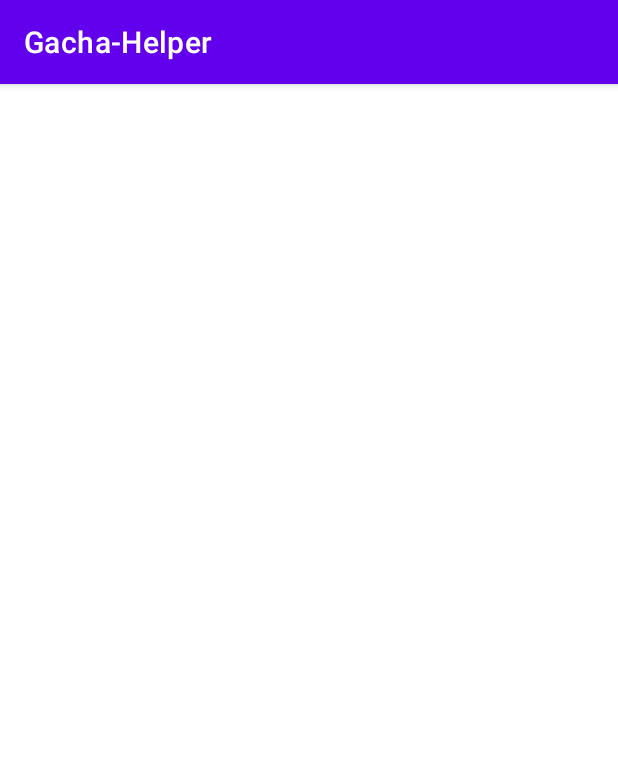
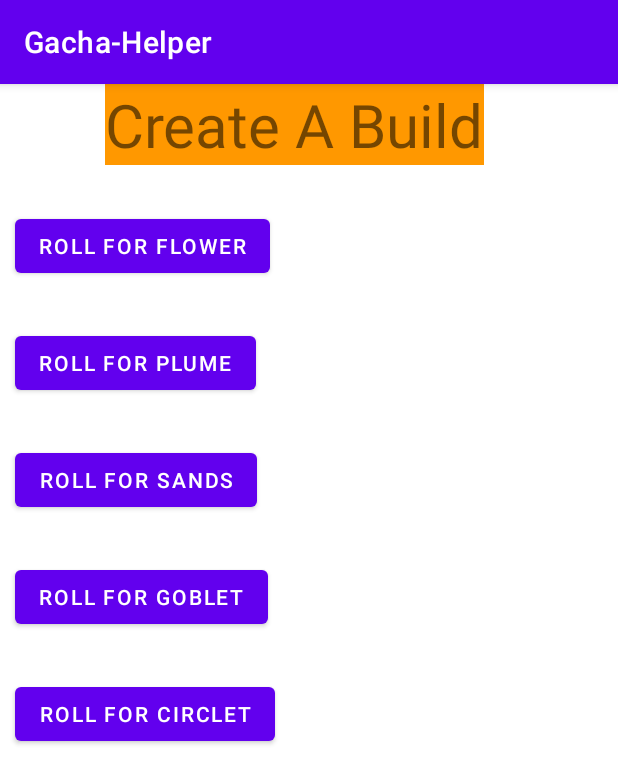
Before and after one commit to c-edh/gacha-helper, an Android app: the Build screen opened directly, with no data from a screen before it, on a phone screen of 412 x 824 dp. Shown: the top 784 px of the screen. Run offline under Robolectric (Android 15) with nearby library versions, the phone set to English and light mode, and no system bars; our stand-ins replace Firebase (no records; nobody signed in at launch, a user with empty details on screens opened directly).

Commit message:
new Build UI
added new Build UI

```diff
--- a/app/src/main/java/edu/csustan/cs3810/gacha_helper/Menu.java
+++ b/app/src/main/java/edu/csustan/cs3810/gacha_helper/Menu.java
@@ -2,6 +2,8 @@ package edu.csustan.cs3810.gacha_helper;
 
 import androidx.appcompat.app.AppCompatActivity;
 
+import android.content.Intent;
+import android.os.Build;
 import android.os.Bundle;
 import android.view.View;
 
@@ -34,7 +36,8 @@ public class Menu extends AppCompatActivity {
     }
 
     public void goToCreateABuild(View view){ // if user presses Create a Build Button
-
+        Intent intent = new Intent(this, Build.class);
+        this.startActivity(intent);
 
     }
 
--- a/app/src/main/res/layout/activity_build.xml
+++ b/app/src/main/res/layout/activity_build.xml
@@ -1,6 +1,112 @@
 <?xml version="1.0" encoding="utf-8"?>
-<LinearLayout xmlns:android="http://schemas.android.com/apk/res/android"
+<RelativeLayout xmlns:android="http://schemas.android.com/apk/res/android"
+    xmlns:app="http://schemas.android.com/apk/res-auto"
+    xmlns:tools="http://schemas.android.com/tools"
     android:layout_width="match_parent"
-    android:layout_height="match_parent">
+    android:layout_height="match_parent"
+    android:layout_centerHorizontal="false"
+    android:layout_centerVertical="false">
 
-</LinearLayout>
+    <TextView
+        android:id="@+id/lblTitle"
+        android:layout_width="wrap_content"
+        android:layout_height="wrap_content"
+        android:layout_marginStart="70dp"
+        android:layout_marginLeft="70dp"
+        android:background="#FF9800"
+        android:gravity="center"
+        android:text="Create A Build"
+        android:textSize="40sp" />
+
+    <Button
+        android:id="@+id/btnFlower"
+        android:layout_width="wrap_content"
+        android:layout_height="wrap_content"
+        android:layout_below="@id/lblTitle"
+        android:layout_marginStart="10dp"
+        android:layout_marginLeft="10dp"
+        android:layout_marginTop="30dp"
+        android:text="Roll for Flower" />
+
+    <TextView
+        android:id="@+id/lblFP"
+        android:layout_width="wrap_content"
+        android:layout_height="wrap_content"
+        android:layout_alignBaseline="@id/btnFlower"
+        android:layout_marginStart="20dp"
+        android:layout_marginLeft="20dp"
+        android:layout_toRightOf="@id/btnFlower" />
+
+    <TextView
+        android:id="@+id/lblPl"
+        android:layout_width="wrap_content"
+        android:layout_height="wrap_content"
+        android:layout_alignBaseline="@id/btnPlume"
+        android:layout_marginStart="20dp"
+        android:layout_marginLeft="20dp"
+        android:layout_toRightOf="@id/btnPlume" />
+
+    <Button
+        android:id="@+id/btnPlume"
+        android:layout_width="wrap_content"
+        android:layout_height="wrap_content"
+        android:layout_below="@id/btnFlower"
+        android:layout_alignLeft="@id/btnFlower"
+        android:layout_marginTop="30dp"
+        android:text="Roll for Plume" />
+
+    <Button
+        android:id="@+id/btnSands"
+        android:layout_width="wrap_content"
+        android:layout_height="wrap_content"
+        android:layout_below="@id/btnPlume"
+        android:layout_alignLeft="@id/btnFlower"
+        android:layout_marginTop="30dp"
+        android:layout_marginEnd="20dp"
+        android:layout_marginRight="20dp"
+        android:text="Roll for Sands" />
+
+    <TextView
+        android:id="@+id/lblSands"
+        android:layout_width="wrap_content"
+        android:layout_height="wrap_content"
+        android:layout_alignBaseline="@id/btnSands"
+        android:layout_toRightOf="@id/btnSands" />
+
+    <Button
+        android:id="@+id/btnGoblet"
+        android:layout_width="wrap_content"
+        android:layout_height="wrap_content"
+        android:layout_below="@id/btnSands"
+        android:layout_alignLeft="@id/btnFlower"
+        android:layout_marginTop="30dp"
+        android:layout_marginEnd="20dp"
+        android:layout_marginRight="20dp"
+        android:text="Roll for Goblet" />
+
+    <TextView
+        android:id="@+id/lblGoblet"
+        android:layout_width="wrap_content"
+        android:layout_height="wrap_content"
+        android:layout_alignBaseline="@id/btnGoblet"
+        android:layout_toRightOf="@id/btnGoblet" />
+
+    <Button
+        android:id="@+id/btnCirclet"
+        android:layout_width="wrap_content"
+        android:layout_height="wrap_content"
+        android:layout_below="@id/btnGoblet"
+        android:layout_alignLeft="@id/btnFlower"
+        android:layout_marginTop="30dp"
+        android:layout_marginEnd="20dp"
+        android:layout_marginRight="20dp"
+        android:text="Roll for Circlet" />
+
+    <TextView
+        android:id="@+id/lblCirclet"
+        android:layout_width="wrap_content"
+        android:layout_height="wrap_content"
+        android:layout_alignBaseline="@id/btnCirclet"
+        android:layout_toRightOf="@id/btnCirclet" />
+
+</RelativeLayout>
```
